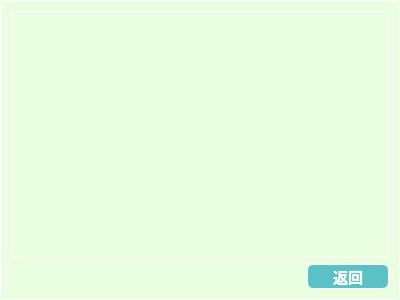
Above: buybuybuy-shop-master/boughtdialog.ui from oplisty/C- before the change. Below: the same form after it.
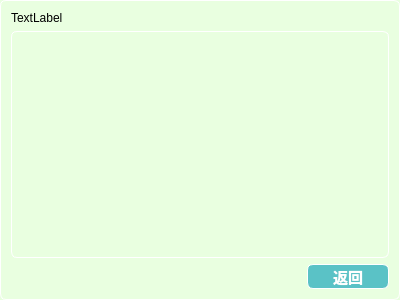
That is the form after the change. Icons and pictures are not drawn.

Diff of the .ui file:
```diff
--- a/buybuybuy-shop-master/boughtdialog.ui
+++ b/buybuybuy-shop-master/boughtdialog.ui
@@ -33,6 +33,13 @@
 </string>
   </property>
   <layout class="QVBoxLayout" name="verticalLayout">
+   <item>
+    <widget class="QLabel" name="label">
+     <property name="text">
+      <string>TextLabel</string>
+     </property>
+    </widget>
+   </item>
    <item>
     <widget class="QTableWidget" name="tableWidget">
      <property name="styleSheet">
```
